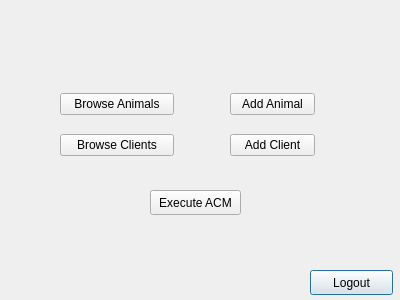
Above: staffview.ui from maliklewis/comp3004 before the change. Below: the same form after it.
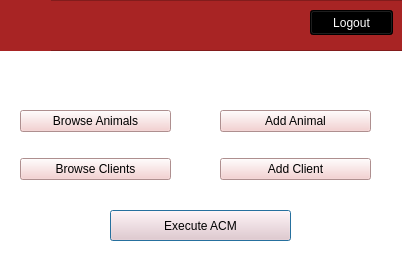
That is the form after the change. Icons and pictures are not drawn.

The edit to the form file:
```diff
--- a/staffview.ui
+++ b/staffview.ui
@@ -6,51 +6,49 @@
    <rect>
     <x>0</x>
     <y>0</y>
-    <width>400</width>
-    <height>300</height>
+    <width>402</width>
+    <height>274</height>
    </rect>
   </property>
   <property name="windowTitle">
    <string>Main Staff Window</string>
   </property>
-  <widget class="QPushButton" name="logoutButton">
-   <property name="geometry">
-    <rect>
-     <x>310</x>
-     <y>270</y>
-     <width>83</width>
-     <height>25</height>
-    </rect>
-   </property>
-   <property name="text">
-    <string>Logout</string>
-   </property>
-  </widget>
+  <property name="styleSheet">
+   <string notr="true">background-color: rgb(255, 255, 255);</string>
+  </property>
   <widget class="QPushButton" name="algorithmButton">
    <property name="geometry">
     <rect>
-     <x>150</x>
-     <y>190</y>
-     <width>91</width>
-     <height>25</height>
+     <x>110</x>
+     <y>210</y>
+     <width>181</width>
+     <height>31</height>
     </rect>
    </property>
+   <property name="styleSheet">
+    <string notr="true">background-color: rgb(244, 200, 200);
+border-color: rgb(0, 0, 0);</string>
+   </property>
    <property name="text">
     <string>Execute ACM</string>
    </property>
   </widget>
-  <widget class="QWidget" name="">
+  <widget class="QWidget" name="layoutWidget">
    <property name="geometry">
     <rect>
-     <x>230</x>
-     <y>80</y>
-     <width>85</width>
-     <height>91</height>
+     <x>220</x>
+     <y>90</y>
+     <width>151</width>
+     <height>111</height>
     </rect>
    </property>
    <layout class="QVBoxLayout" name="verticalLayout">
     <item>
      <widget class="QPushButton" name="addAnimalButton">
+      <property name="styleSheet">
+       <string notr="true">background-color: rgb(244, 200, 200);
+border-color: rgb(0, 0, 0);</string>
+      </property>
       <property name="text">
        <string>Add Animal</string>
       </property>
@@ -58,6 +56,10 @@
     </item>
     <item>
      <widget class="QPushButton" name="addClientButton">
+      <property name="styleSheet">
+       <string notr="true">background-color: rgb(244, 200, 200);
+border-color: rgb(0, 0, 0);</string>
+      </property>
       <property name="text">
        <string>Add Client</string>
       </property>
@@ -65,25 +67,39 @@
     </item>
    </layout>
   </widget>
-  <widget class="QWidget" name="">
+  <widget class="QWidget" name="layoutWidget">
    <property name="geometry">
     <rect>
-     <x>60</x>
-     <y>80</y>
-     <width>114</width>
-     <height>91</height>
+     <x>20</x>
+     <y>90</y>
+     <width>151</width>
+     <height>111</height>
     </rect>
    </property>
    <layout class="QVBoxLayout" name="verticalLayout_2">
     <item>
      <widget class="QPushButton" name="browseAnimalsButton">
+      <property name="styleSheet">
+       <string notr="true">background-color: rgb(244, 200, 200);
+border-color: rgb(0, 0, 0);</string>
+      </property>
       <property name="text">
        <string>Browse Animals</string>
       </property>
+      <property name="default">
+       <bool>false</bool>
+      </property>
+      <property name="flat">
+       <bool>false</bool>
+      </property>
      </widget>
     </item>
     <item>
      <widget class="QPushButton" name="browseClientsButton">
+      <property name="styleSheet">
+       <string notr="true">background-color: rgb(244, 200, 200);
+border-color: rgb(0, 0, 0);</string>
+      </property>
       <property name="text">
        <string>Browse Clients</string>
       </property>
@@ -91,6 +107,70 @@
     </item>
    </layout>
   </widget>
+  <widget class="QFrame" name="frame">
+   <property name="geometry">
+    <rect>
+     <x>0</x>
+     <y>0</y>
+     <width>411</width>
+     <height>51</height>
+    </rect>
+   </property>
+   <property name="autoFillBackground">
+    <bool>false</bool>
+   </property>
+   <property name="styleSheet">
+    <string notr="true">background-color: rgb(168, 36, 36);</string>
+   </property>
+   <property name="frameShape">
+    <enum>QFrame::StyledPanel</enum>
+   </property>
+   <property name="frameShadow">
+    <enum>QFrame::Raised</enum>
+   </property>
+   <widget class="QPushButton" name="logoutButton">
+    <property name="geometry">
+     <rect>
+      <x>310</x>
+      <y>10</y>
+      <width>83</width>
+      <height>25</height>
+     </rect>
+    </property>
+    <property name="styleSheet">
+     <string notr="true">background-color: rgb(0, 0, 0);
+color: rgb(255, 255, 255);
+border-color: rgb(0, 0, 0);
+</string>
+    </property>
+    <property name="text">
+     <string>Logout</string>
+    </property>
+   </widget>
+   <widget class="QLabel" name="label">
+    <property name="geometry">
+     <rect>
+      <x>0</x>
+      <y>0</y>
+      <width>51</width>
+      <height>51</height>
+     </rect>
+    </property>
+    <property name="text">
+     <string/>
+    </property>
+    <property name="pixmap">
+     <pixmap>../../Downloads/cuacs logo (b&amp;w).png</pixmap>
+    </property>
+    <property name="scaledContents">
+     <bool>true</bool>
+    </property>
+   </widget>
+  </widget>
+  <zorder>frame</zorder>
+  <zorder>algorithmButton</zorder>
+  <zorder>layoutWidget</zorder>
+  <zorder>layoutWidget</zorder>
  </widget>
  <resources/>
  <connections/>
```
